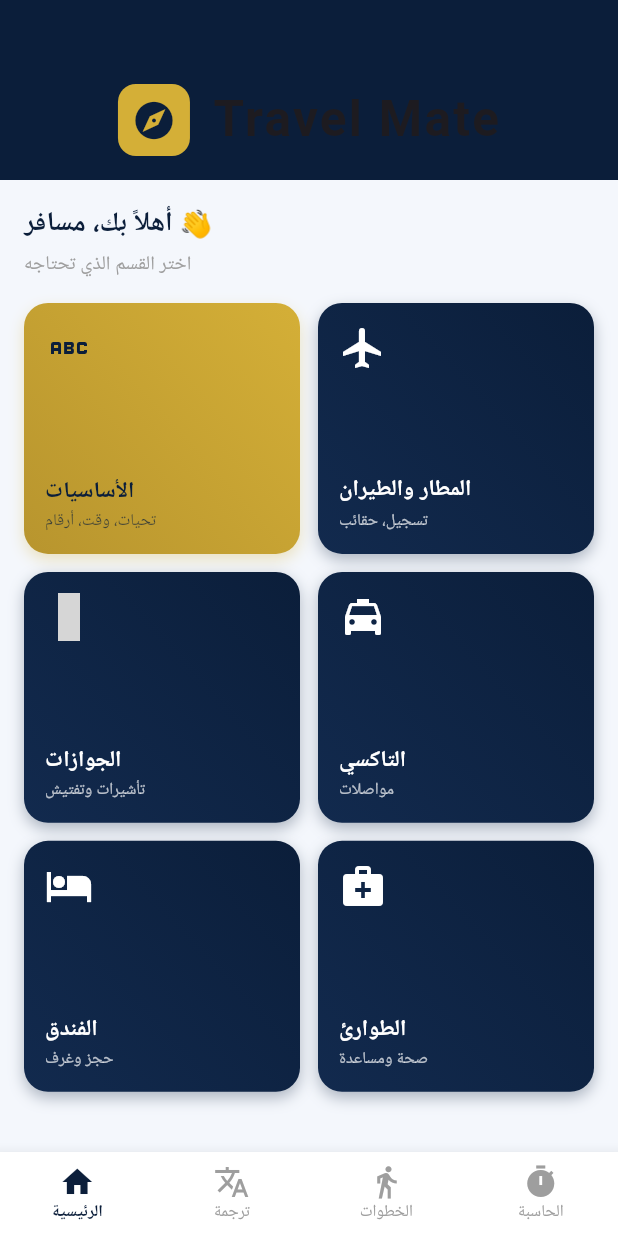
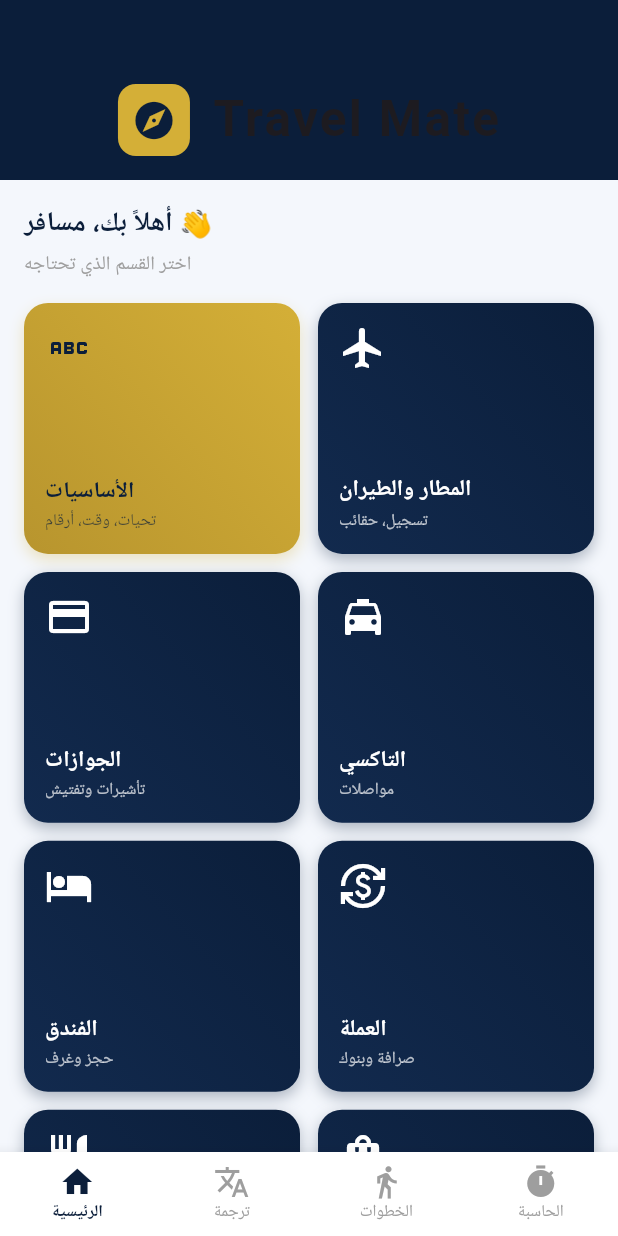
Before and after one commit to alfadniahapp-art/transit-helper, a Flutter app: the screen it shows after launch, on a phone screen of 412 x 824 dp. Run offline on Flutter 3.47's test engine with Material 3 defaults, Android fonts, the phone set to English and light mode, and no system bars; our stand-ins replace flutter_tts; Roboto replaces fonts that are missing (Cairo); grey boxes are pictures that could not be loaded.

Commit message:
Refactor MainNavigationScreen and card components
Updated navigation screen and card building logic to use phrases data. Improved code readability and organization.

```diff
--- a/lib/main.dart
+++ b/lib/main.dart
@@ -1,6 +1,8 @@
 import 'package:flutter/material.dart';
 import 'theme.dart';
+import 'data/phrases_data.dart';
 import 'screens/translator_screen.dart';
+import 'screens/category_screen.dart';
 
 void main() {
   runApp(const TransitApp());
@@ -19,7 +21,7 @@ class TransitApp extends StatelessWidget {
   }
 }
 
-// ================= الشاشة الرئيسية مع التبويبات السفلية =================
+// ================= الشاشة الرئيسية مع التبويبات =================
 class MainNavigationScreen extends StatefulWidget {
   const MainNavigationScreen({super.key});
   @override
@@ -29,12 +31,11 @@ class MainNavigationScreen extends StatefulWidget {
 class _MainNavigationScreenState extends State<MainNavigationScreen> {
   int _currentIndex = 0;
 
-  // قائمة الشاشات التي ستظهر عند الضغط على التبويبات السفلية
   final List<Widget> _screens = [
-    const HomeScreenContent(), // الشاشة الرئيسية
-    const TranslatorScreen(),  // المترجم
-    const TravelStepsScreen(), // خطوات السفر
-    const TransitCalculatorScreen(), // الحاسبة
+    const HomeScreenContent(),
+    const TranslatorScreen(),
+    const TravelStepsScreen(),
+    const TransitCalculatorScreen(),
   ];
 
   @override
@@ -70,7 +71,6 @@ class HomeScreenContent extends StatelessWidget {
     return Scaffold(
       body: CustomScrollView(
         slivers: [
-          // الهيدر الكحلي
           SliverAppBar(
             expandedHeight: 120.0,
             floating: false,
@@ -82,10 +82,7 @@ class HomeScreenContent extends StatelessWidget {
                 children: [
                   Container(
                     padding: const EdgeInsets.all(6),
-                    decoration: BoxDecoration(
-                      color: AppColors.gold,
-                      borderRadius: BorderRadius.circular(8),
-                    ),
+                    decoration: BoxDecoration(color: AppColors.gold, borderRadius: BorderRadius.circular(8)),
                     child: const Icon(Icons.explore, color: AppColors.navy, size: 20),
                   ),
                   const SizedBox(width: 10),
@@ -95,8 +92,6 @@ class HomeScreenContent extends StatelessWidget {
               centerTitle: true,
             ),
           ),
-
-          // محتوى الشاشة
           SliverPadding(
             padding: const EdgeInsets.all(16),
             sliver: SliverList(
@@ -105,8 +100,6 @@ class HomeScreenContent extends StatelessWidget {
                 const SizedBox(height: 4),
                 const Text('اختر القسم الذي تحتاجه', style: TextStyle(fontSize: 13, color: Colors.grey)),
                 const SizedBox(height: 16),
-
-                // شبكة البطاقات (Grid)
                 GridView.count(
                   crossAxisCount: 2,
                   shrinkWrap: true,
@@ -115,12 +108,16 @@ class HomeScreenContent extends StatelessWidget {
                   mainAxisSpacing: 12,
                   childAspectRatio: 1.1,
                   children: [
-                    _buildGateCard(context, 'الأساسيات', 'تحيات، وقت، أرقام', Icons.abc, AppColors.gold, AppColors.navy, isGold: true),
-                    _buildGateCard(context, 'المطار والطيران', 'تسجيل، حقائب', Icons.flight, AppColors.navy, AppColors.white),
-                    _buildGateCard(context, 'الجوازات', 'تأشيرات وتفتيش', Icons.passport, AppColors.navy, AppColors.white),
-                    _buildGateCard(context, 'التاكسي', 'مواصلات', Icons.local_taxi, AppColors.navy, AppColors.white),
-                    _buildGateCard(context, 'الفندق', 'حجز وغرف', Icons.hotel, AppColors.navy, AppColors.white),
-                    _buildGateCard(context, 'الطوارئ', 'صحة ومساعدة', Icons.medical_services, AppColors.navy, AppColors.white),
+                    _buildGateCard(context, 'الأساسيات', 'تحيات، وقت، أرقام', Icons.abc, PhrasesData.basics, isGold: true),
+                    _buildGateCard(context, 'المطار والطيران', 'تسجيل، حقائب', Icons.flight, PhrasesData.airport),
+                    _buildGateCard(context, 'الجوازات', 'تأشيرات وتفتيش', Icons.credit_card, PhrasesData.passport),
+                    _buildGateCard(context, 'التاكسي', 'مواصلات', Icons.local_taxi, PhrasesData.taxi),
+                    _buildGateCard(context, 'الفندق', 'حجز وغرف', Icons.hotel, PhrasesData.hotel),
+                    _buildGateCard(context, 'العملة', 'صرافة وبنوك', Icons.currency_exchange, PhrasesData.money),
+                    _buildGateCard(context, 'المطاعم', 'طلب وطعام', Icons.restaurant, PhrasesData.restaurant),
+                    _buildGateCard(context, 'التسوق', 'أسعار ومقاسات', Icons.shopping_bag, PhrasesData.shopping),
+                    _buildGateCard(context, 'الاتصالات', 'شرائح وواي فاي', Icons.sim_card, PhrasesData.sim),
+                    _buildGateCard(context, 'الطوارئ', 'صحة ومساعدة', Icons.medical_services, PhrasesData.emergency),
                   ],
                 ),
               ]),
@@ -131,7 +128,7 @@ class HomeScreenContent extends StatelessWidget {
     );
   }
 
-  Widget _buildGateCard(BuildContext context, String title, String sub, IconData icon, Color bgColor, Color textColor, {bool isGold = false}) {
+  Widget _buildGateCard(BuildContext context, String title, String sub, IconData icon, List<Phrase> phrases, {bool isGold = false}) {
     return Container(
       decoration: BoxDecoration(
         gradient: LinearGradient(
@@ -140,15 +137,14 @@ class HomeScreenContent extends StatelessWidget {
           colors: isGold ? [AppColors.gold, const Color(0xFFB8952E)] : [AppColors.navy, AppColors.navy2],
         ),
         borderRadius: BorderRadius.circular(16),
-        boxShadow: [BoxShadow(color: bgColor.withOpacity(0.3), blurRadius: 8, offset: const Offset(0, 4))],
+        boxShadow: [BoxShadow(color: (isGold ? AppColors.gold : AppColors.navy).withOpacity(0.3), blurRadius: 8, offset: const Offset(0, 4))],
       ),
       child: Material(
         color: Colors.transparent,
         child: InkWell(
           borderRadius: BorderRadius.circular(16),
           onTap: () {
-            // سيتم ربط هذه البطاقات بالشاشات لاحقاً
-            ScaffoldMessenger.of(context).showSnackBar(SnackBar(content: Text('قريباً: $title')));
+            Navigator.push(context, MaterialPageRoute(builder: (_) => CategoryScreen(title: title, phrases: phrases)));
           },
           child: Padding(
             padding: const EdgeInsets.all(14),
@@ -156,13 +152,13 @@ class HomeScreenContent extends StatelessWidget {
               crossAxisAlignment: CrossAxisAlignment.start,
               mainAxisAlignment: MainAxisAlignment.spaceBetween,
               children: [
-                Icon(icon, color: textColor, size: 32),
+                Icon(icon, color: isGold ? AppColors.navy : AppColors.white, size: 32),
                 Column(
                   crossAxisAlignment: CrossAxisAlignment.start,
                   children: [
-                    Text(title, style: TextStyle(color: textColor, fontWeight: FontWeight.bold, fontSize: 15)),
+                    Text(title, style: TextStyle(color: isGold ? AppColors.navy : AppColors.white, fontWeight: FontWeight.bold, fontSize: 15)),
                     const SizedBox(height: 2),
-                    Text(sub, style: TextStyle(color: textColor.withOpacity(0.7), fontSize: 11)),
+                    Text(sub, style: TextStyle(color: isGold ? AppColors.navy.withOpacity(0.7) : AppColors.white.withOpacity(0.7), fontSize: 11)),
                   ],
                 ),
               ],
@@ -174,7 +170,7 @@ class HomeScreenContent extends StatelessWidget {
   }
 }
 
-// ================= 3. شاشة خطوات السفر (نفس التصميم السابق) =================
+// ================= 3. شاشة خطوات السفر =================
 class TravelStepsScreen extends StatelessWidget {
   const TravelStepsScreen({super.key});
 
@@ -199,15 +195,9 @@ class TravelStepsScreen extends StatelessWidget {
           return Card(
             margin: const EdgeInsets.only(bottom: 12),
             child: ListTile(
-              leading: CircleAvatar(
-                backgroundColor: AppColors.navy.withOpacity(0.1),
-                child: Icon(step['icon'], color: AppColors.navy),
-              ),
+              leading: CircleAvatar(backgroundColor: AppColors.navy.withOpacity(0.1), child: Icon(step['icon'], color: AppColors.navy)),
               title: Text(step['title'], style: const TextStyle(fontWeight: FontWeight.bold, color: AppColors.navy)),
-              subtitle: Padding(
-                padding: const EdgeInsets.only(top: 6),
-                child: Text(step['desc']),
-              ),
+              subtitle: Padding(padding: const EdgeInsets.only(top: 6), child: Text(step['desc'])),
             ),
           );
         },
@@ -216,7 +206,7 @@ class TravelStepsScreen extends StatelessWidget {
   }
 }
 
-// ================= 4. شاشة الحاسبة (نفس التصميم السابق) =================
+// ================= 4. شاشة الحاسبة =================
 class TransitCalculatorScreen extends StatefulWidget {
   const TransitCalculatorScreen({super.key});
   @override
```
